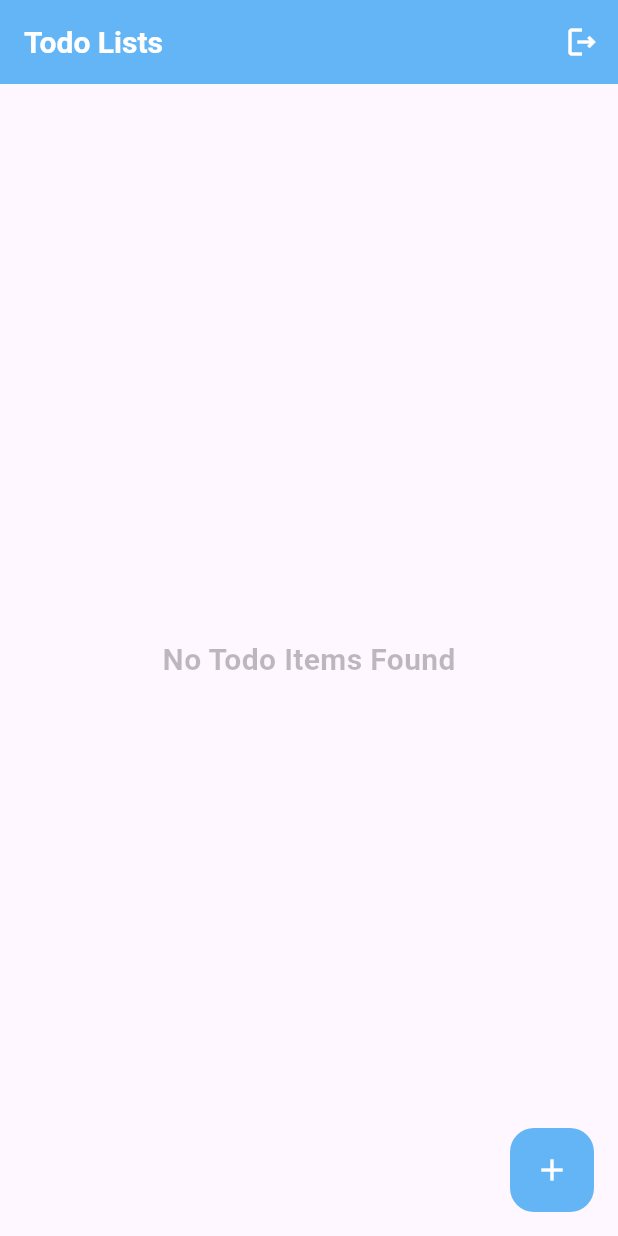
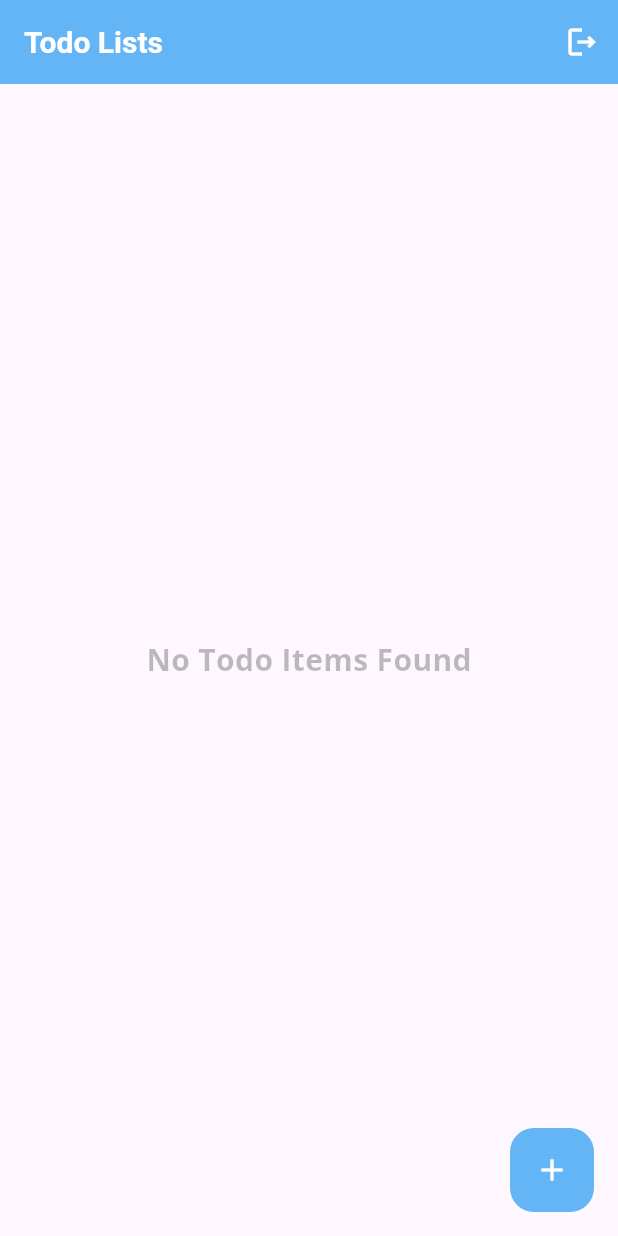
Before and after one commit to Nishan123/Flutter-X-Firebase-ToDo-App, a Flutter app: the screen it shows once a user with an empty profile is signed in, on a phone screen of 412 x 824 dp. Run offline on Flutter 3.47's test engine with Material 3 defaults, Android fonts, the phone set to English and light mode, and no system bars; our stand-ins replace cloud_firestore, firebase_auth, firebase_core, fluttertoast, random_string; accounts and stored records are empty.

Commit message:
new font added

```diff
--- a/lib/main.dart
+++ b/lib/main.dart
@@ -1,6 +1,6 @@
 import 'package:firebase_auth/firebase_auth.dart';
 import 'package:firebase_core/firebase_core.dart';
-import 'package:firebase_todo_app/screens/auth/signup_screen.dart';
+import 'package:firebase_todo_app/screens/auth/login_screen.dart';
 import 'package:firebase_todo_app/screens/home_screen.dart';
 import 'package:flutter/material.dart';
 
@@ -17,6 +17,7 @@ class MyApp extends StatelessWidget {
       title: 'Flutter Demo',
       debugShowCheckedModeBanner: false,
       theme: ThemeData(
+        fontFamily: "OpenSans",
         colorScheme: ColorScheme.fromSeed(seedColor: Colors.deepPurple),
         useMaterial3: true,
         appBarTheme: AppBarTheme(
@@ -42,7 +43,7 @@ class AuthWrapper extends StatelessWidget {
         if (snapshot.hasData && snapshot.data != null) {
           return const HomeScreen();
         } else {
-          return const SignupScreen();
+          return const LoginScreen();
         }
       },
     );
```
Also changed, not shown: pubspec.yaml (+13 -6 lines), assets/fonts/OpenSans-Bold.ttf (added), assets/fonts/OpenSans-ExtraBold.ttf (added), assets/fonts/OpenSans-Light.ttf (added), assets/fonts/OpenSans-Regular.ttf (added), assets/fonts/OpenSans-Semibold.ttf (added), pubspec.lock.
